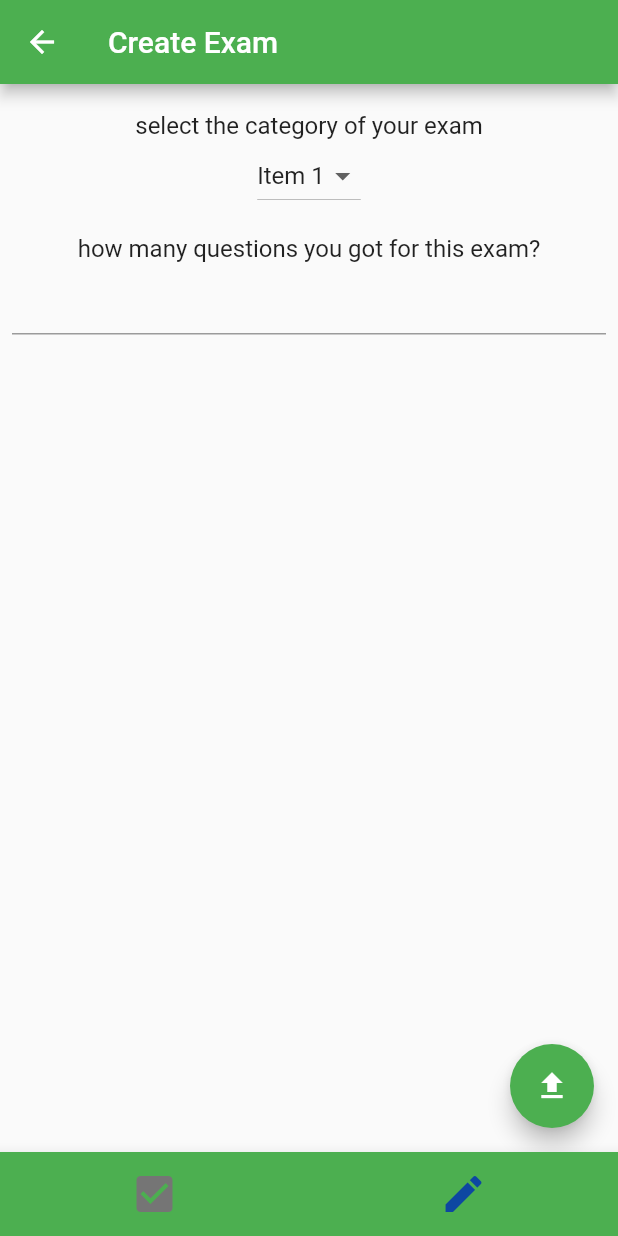
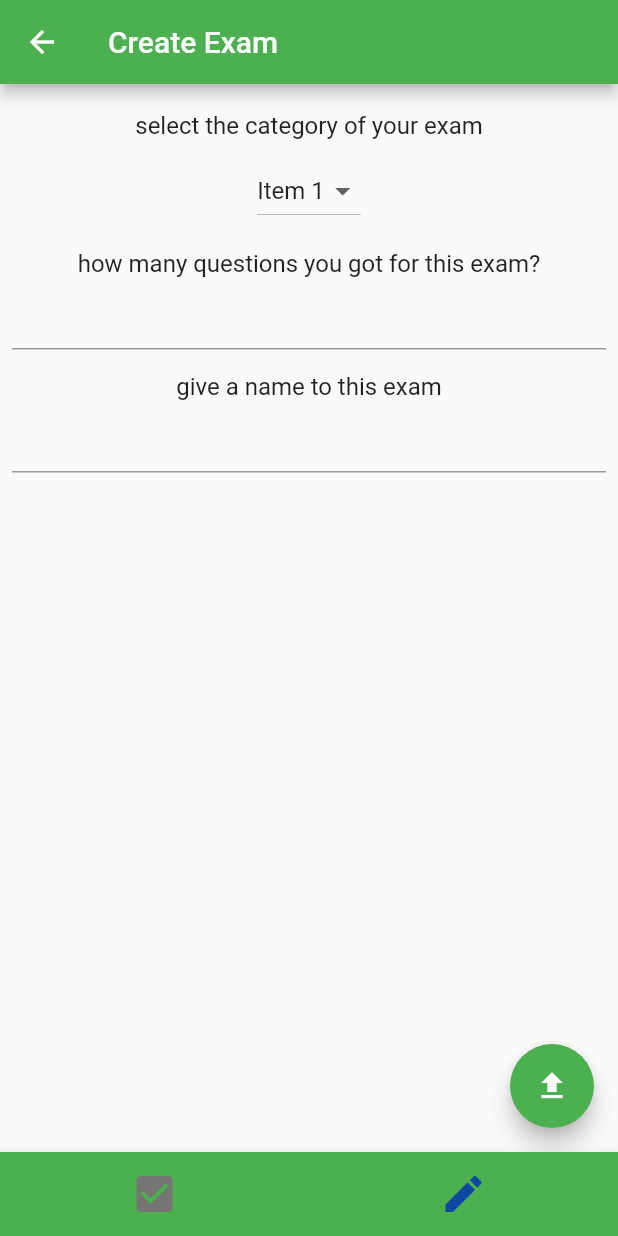
Before and after one commit to alifaraji64/exam_app_with_flutter_node, a Flutter app: the screen it shows after launch, swiped to page 2, on a phone screen of 412 x 824 dp. Run offline on Flutter 3.47's test engine with Material 2 defaults, Android fonts, the phone set to English and light mode, and no system bars; drawn by our look-alikes of custom_navigation_bar; our stand-ins replace file_picker; network calls fail.

Commit message:
fetching exams done

```diff
--- /dev/null
+++ b/lib/core/models/exam.dart
@@ -0,0 +1,19 @@
+class ExamModel {
+  String category, name;
+  String? id;
+  ExamModel({
+    required this.category,
+    required this.name,
+    this.id,
+  });
+
+  factory ExamModel.fromJson(Map<String, dynamic> json) => ExamModel(
+      category: json['category']!, name: json['name']!, id: json['_id']);
+
+  Map<String, String> toJson() {
+    return {
+      'category': category,
+      'name': name,
+    };
+  }
+}
--- a/lib/main.dart
+++ b/lib/main.dart
@@ -1,4 +1,5 @@
 import 'package:examyy/core/view_models/create_exam_screen_view_model.dart';
+import 'package:examyy/core/view_models/take_exam_screen_view_model.dart';
 import 'package:examyy/meta/screens/home_screen.dart';
 import 'package:flutter/material.dart';
 import 'package:provider/provider.dart';
@@ -16,7 +17,9 @@ class MyApp extends StatelessWidget {
   Widget build(BuildContext context) {
     return MultiProvider(
       providers: [
-        ChangeNotifierProvider(create: (context) => CreateExamScreenViewModel())
+        ChangeNotifierProvider(
+            create: (context) => CreateExamScreenViewModel()),
+        ChangeNotifierProvider(create: (context) => TakeExamScreenViewModel()),
       ],
       child: MaterialApp(
         title: 'Flutter Demo',
--- a/lib/meta/screens/create_exam_screen.dart
+++ b/lib/meta/screens/create_exam_screen.dart
@@ -1,5 +1,6 @@
 import 'dart:convert';
 
+import 'package:examyy/core/models/exam.dart';
 import 'package:examyy/core/models/question.dart';
 import 'package:examyy/core/view_models/create_exam_screen_view_model.dart';
 import 'package:examyy/meta/widgets/question.dart';
@@ -15,9 +16,10 @@ class CreateExamScreen extends StatefulWidget {
 }
 
 class _CreateExamScreenState extends State<CreateExamScreen> {
-  Object selectedValue = 'Item 1';
+  String selectedValue = 'Item 1';
   final TextEditingController _questionNumberController =
       TextEditingController();
+  final TextEditingController _examNameController = TextEditingController();
   var items = [
     'Item 1',
     'Item 2',
@@ -39,7 +41,11 @@ class _CreateExamScreenState extends State<CreateExamScreen> {
           //   print(question.toJson());
           // });
           await Provider.of<CreateExamScreenViewModel>(context, listen: false)
-              .addExam(context);
+              .addExam(
+                  context,
+                  ExamModel(
+                      category: selectedValue,
+                      name: _examNameController.value.text));
         },
         child: const Icon(Icons.upload),
       ),
@@ -56,6 +62,7 @@ class _CreateExamScreenState extends State<CreateExamScreen> {
               'select the category of your exam',
               style: TextStyle(fontSize: 16),
             ),
+            const SizedBox(height: 10),
             DropdownButton(
               value: selectedValue,
               items: items.map((String items) {
@@ -66,7 +73,7 @@ class _CreateExamScreenState extends State<CreateExamScreen> {
               }).toList(),
               onChanged: (value) {
                 setState(() {
-                  selectedValue = value!;
+                  selectedValue = value!.toString();
                 });
               },
             ),
@@ -84,6 +91,12 @@ class _CreateExamScreenState extends State<CreateExamScreen> {
                 });
               },
             ),
+            const SizedBox(height: 15),
+            const Text(
+              'give a name to this exam',
+              style: TextStyle(fontSize: 16),
+            ),
+            TextFormField(controller: _examNameController),
             for (int i = 0;
                 i <
                     (_questionNumberController.text.isNotEmpty
--- a/lib/meta/screens/home_screen.dart
+++ b/lib/meta/screens/home_screen.dart
@@ -1,7 +1,9 @@
 import 'package:custom_navigation_bar/custom_navigation_bar.dart';
+import 'package:examyy/core/view_models/take_exam_screen_view_model.dart';
 import 'package:examyy/meta/screens/create_exam_screen.dart';
 import 'package:examyy/meta/screens/take_exam_screen.dart';
 import 'package:flutter/material.dart';
+import 'package:provider/provider.dart';
 
 class HomeScreen extends StatefulWidget {
   const HomeScreen({Key? key}) : super(key: key);
@@ -11,7 +13,7 @@ class HomeScreen extends StatefulWidget {
 }
 
 class _HomeScreenState extends State<HomeScreen> {
-  int _bottomNavIndex = 1;
+  int _bottomNavIndex = 0;
   final iconList = <IconData>[Icons.create, Icons.check_box];
   final PageController homepageController = PageController();
   @override
```
Also changed, not shown: lib/core/services/exam.dart (+21 -2 lines), lib/core/view_models/create_exam_screen_view_model.dart (+9 -4 lines), lib/core/view_models/take_exam_screen_view_model.dart (added, +31 -0 lines), lib/meta/screens/take_exam_screen.dart (+72 -2 lines), 3 other files.
